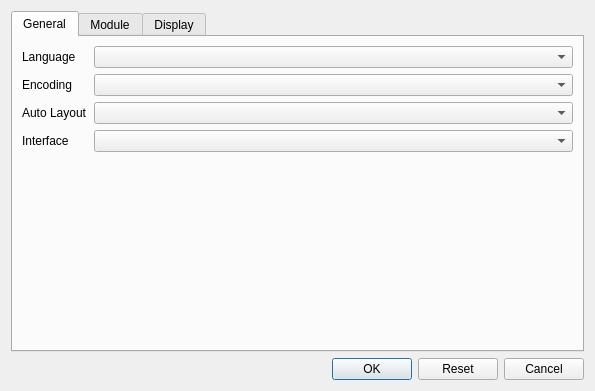
This is src/ui/dialog/settingsdialog.ui in metaxy/openBibleViewer as Qt 5 draws it before an edit. The edited form follows.
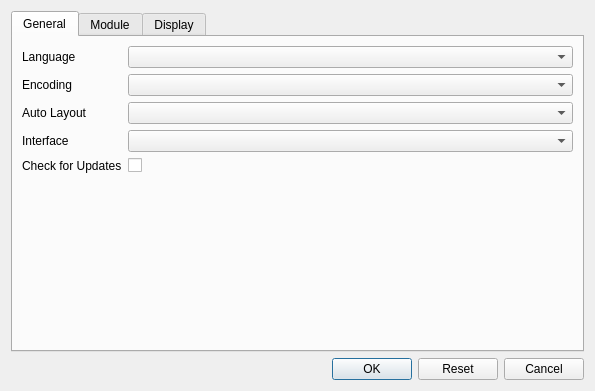
This is the edited form. The open tabs and pages were chosen to show the change. Icons and pictures are not drawn.

Diff of the .ui file:
```diff
--- a/src/ui/dialog/settingsdialog.ui
+++ b/src/ui/dialog/settingsdialog.ui
@@ -72,6 +72,20 @@
          <item row="3" column="1">
           <widget class="QComboBox" name="comboBox_interface"/>
          </item>
+         <item row="4" column="1">
+          <widget class="QCheckBox" name="checkBox_checkForUpdates">
+           <property name="text">
+            <string/>
+           </property>
+          </widget>
+         </item>
+         <item row="4" column="0">
+          <widget class="QLabel" name="label_5">
+           <property name="text">
+            <string>Check for Updates</string>
+           </property>
+          </widget>
+         </item>
         </layout>
        </item>
       </layout>
```
Left out of the diff: 2 changed lines with no effect on the pictures.
